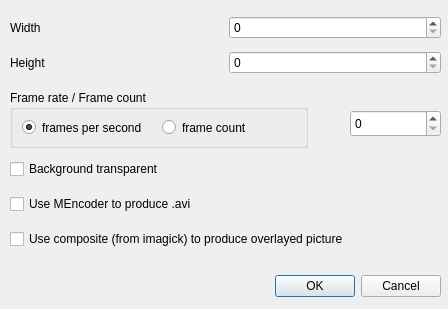
Above: ui/RenderImageSeriesDialog.ui from ORB-HD/MeshUp before the change. Below: the same form after it.
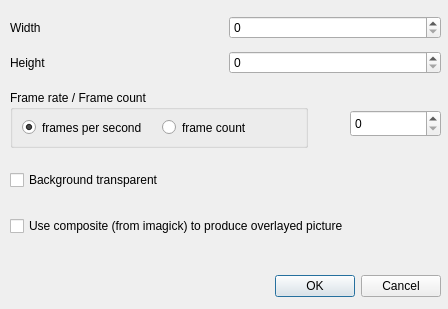
That is the form after the change.

Commit message:
removed option to create video from imageseries, not needed animore because direct video export is possible
branch : camera

```diff
--- a/ui/RenderImageSeriesDialog.ui
+++ b/ui/RenderImageSeriesDialog.ui
@@ -95,13 +95,6 @@
       </property>
      </widget>
     </item>
-    <item>
-     <widget class="QCheckBox" name="mencoderBox">
-      <property name="text">
-       <string>Use MEncoder to produce .avi</string>
-      </property>
-     </widget>
-    </item>
     <item>
      <widget class="QCheckBox" name="compositeBox">
       <property name="text">
```
The commit also changes 1 other file.
